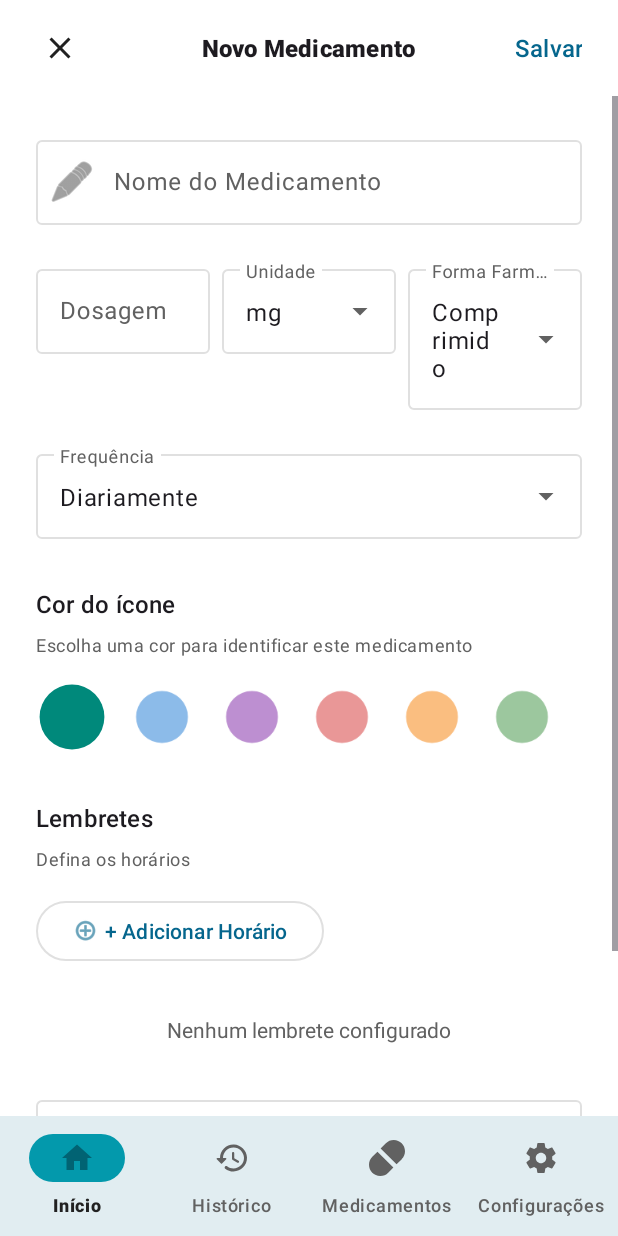
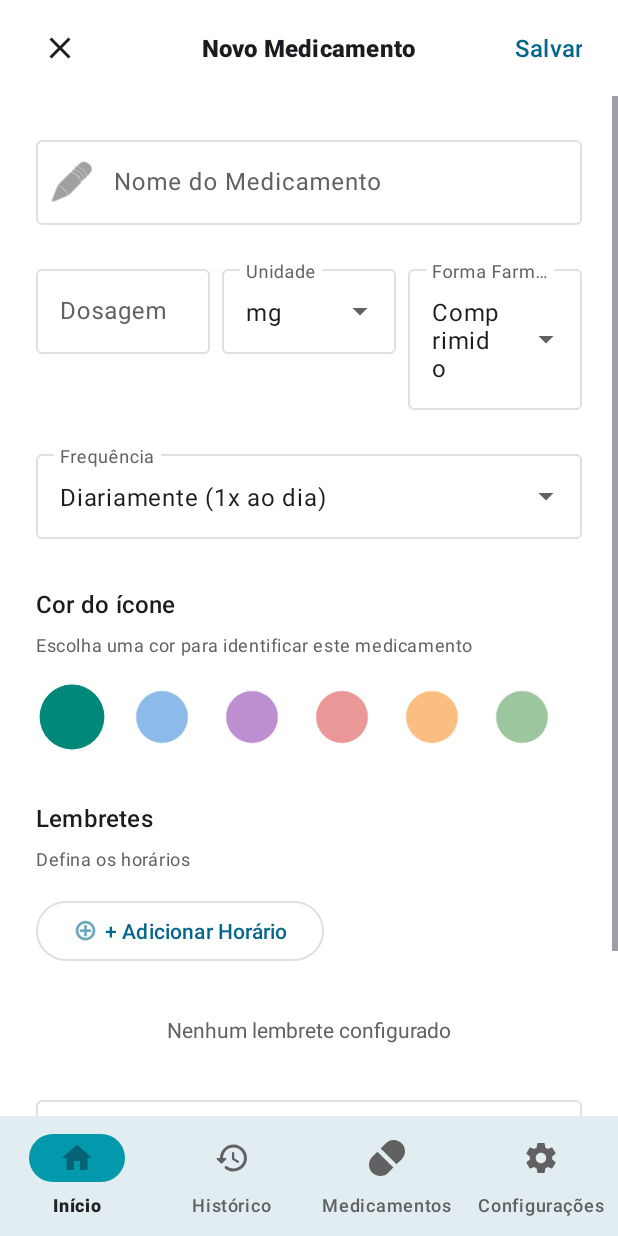
Before and after one commit to gabirusky/DoseCerta, an Android app: the AddMedicationFragment screen opened through its navigation route, on a phone screen of 412 x 824 dp. Run offline under Robolectric (Android 15) with nearby library versions, the phone set to English and light mode, and no system bars; our stand-ins replace Room's generated code, navigation-ui.

Commit message:
Feat: Change Frequency to interval-based options

```diff
--- a/app/src/main/java/com/dosecerta/ui/addmedication/AddMedicationFragment.kt
+++ b/app/src/main/java/com/dosecerta/ui/addmedication/AddMedicationFragment.kt
@@ -107,7 +107,10 @@ class AddMedicationFragment : Fragment() {
         binding.autoCompleteFrequency.setAdapter(frequencyAdapter)
         binding.autoCompleteFrequency.setText(getFrequencyName(Frequency.DAILY), false)
         binding.autoCompleteFrequency.setOnItemClickListener { _, _, position, _ ->
-            viewModel.updateFrequency(Frequency.values()[position])
+            val selectedFrequency = Frequency.values()[position]
+            viewModel.updateFrequency(selectedFrequency)
+            // Auto-generate default reminders if none exist
+            viewModel.generateDefaultReminders(selectedFrequency)
         }
 
         // Color picker
@@ -139,6 +142,7 @@ class AddMedicationFragment : Fragment() {
 
         binding.recyclerTimes.layoutManager = LinearLayoutManager(requireContext())
         binding.recyclerTimes.adapter = timeAdapter
+        binding.recyclerTimes.isNestedScrollingEnabled = false
     }
 
     private fun observeViewModel() {
@@ -211,10 +215,11 @@ class AddMedicationFragment : Fragment() {
     private fun getFrequencyName(frequency: Frequency): String {
         return when (frequency) {
             Frequency.DAILY -> getString(R.string.frequency_daily)
-            Frequency.WEEKLY -> getString(R.string.frequency_weekly)
-            Frequency.MONTHLY -> getString(R.string.frequency_monthly)
+            Frequency.EVERY_4_HOURS -> getString(R.string.frequency_every_4_hours)
+            Frequency.EVERY_6_HOURS -> getString(R.string.frequency_every_6_hours)
+            Frequency.EVERY_8_HOURS -> getString(R.string.frequency_every_8_hours)
+            Frequency.EVERY_12_HOURS -> getString(R.string.frequency_every_12_hours)
             Frequency.AS_NEEDED -> getString(R.string.frequency_as_needed)
-            Frequency.CUSTOM -> getString(R.string.frequency_custom)
         }
     }
 
--- a/app/src/main/java/com/dosecerta/ui/addmedication/ScheduleTimeAdapter.kt
+++ b/app/src/main/java/com/dosecerta/ui/addmedication/ScheduleTimeAdapter.kt
@@ -2,8 +2,6 @@ package com.dosecerta.ui.addmedication
 
 import android.view.LayoutInflater
 import android.view.ViewGroup
-import androidx.recyclerview.widget.DiffUtil
-import androidx.recyclerview.widget.ListAdapter
 import androidx.recyclerview.widget.RecyclerView
 import com.dosecerta.data.model.ScheduleTime
 import com.dosecerta.databinding.ListItemScheduleTimeBinding
@@ -13,7 +11,16 @@ import com.dosecerta.databinding.ListItemScheduleTimeBinding
  */
 class ScheduleTimeAdapter(
     private val onDeleteClick: (ScheduleTime) -> Unit
-) : ListAdapter<ScheduleTime, ScheduleTimeAdapter.TimeViewHolder>(TimeDiffCallback()) {
+) : RecyclerView.Adapter<ScheduleTimeAdapter.TimeViewHolder>() {
+
+    private var items: List<ScheduleTime> = emptyList()
+
+    fun submitList(newItems: List<ScheduleTime>) {
+        items = newItems.toList()
+        notifyDataSetChanged()
+    }
+
+    override fun getItemCount(): Int = items.size
 
     override fun onCreateViewHolder(parent: ViewGroup, viewType: Int): TimeViewHolder {
         val binding = ListItemScheduleTimeBinding.inflate(
@@ -25,7 +32,7 @@ class ScheduleTimeAdapter(
     }
 
     override fun onBindViewHolder(holder: TimeViewHolder, position: Int) {
-        holder.bind(getItem(position))
+        holder.bind(items[position])
     }
 
     class TimeViewHolder(
@@ -44,24 +51,4 @@ class ScheduleTimeAdapter(
             }
         }
     }
-
-    class TimeDiffCallback : DiffUtil.ItemCallback<ScheduleTime>() {
-        override fun areItemsTheSame(oldItem: ScheduleTime, newItem: ScheduleTime): Boolean {
-            // If IDs are 0 (new items), check reference or assume they are different if added separately?
-            // Actually for new items, we can rely on object identity or time if unique.
-            // But if user adds 8:00 twice, we want to distinguish.
-            // For now, ID check is good for existing. For new, maybe time check?
-            return if (oldItem.id != 0L && newItem.id != 0L) {
-                oldItem.id == newItem.id
-            } else {
-                oldItem === newItem // Reference equality for new items? Or just time?
-                // Let's use time for simplicity, assuming user won't add duplicate times.
-                oldItem.timeInMinutes == newItem.timeInMinutes
-            }
-        }
-
-        override fun areContentsTheSame(oldItem: ScheduleTime, newItem: ScheduleTime): Boolean {
-            return oldItem == newItem
-        }
-    }
 }
--- a/app/src/main/res/values/strings.xml
+++ b/app/src/main/res/values/strings.xml
@@ -70,12 +70,12 @@
     <string name="form_spray">Spray</string>
     <string name="form_other">Outro</string>
 
-    <!-- Frequency Options -->
-    <string name="frequency_daily">Diariamente</string>
-    <string name="frequency_weekly">Semanalmente</string>
-    <string name="frequency_monthly">Mensalmente</string>
+    <string name="frequency_daily">Diariamente (1x ao dia)</string>
+    <string name="frequency_every_4_hours">A cada 4 horas (6x ao dia)</string>
+    <string name="frequency_every_6_hours">A cada 6 horas (4x ao dia)</string>
+    <string name="frequency_every_8_hours">A cada 8 horas (3x ao dia)</string>
+    <string name="frequency_every_12_hours">A cada 12 horas (2x ao dia)</string>
     <string name="frequency_as_needed">Conforme necessário</string>
-    <string name="frequency_custom">Personalizado</string>
 
     <!-- History Screen -->
     <string name="history_title">Histórico de Medicamentos</string>
```
Also changed, not shown: app/src/main/java/com/dosecerta/data/model/Enums.kt (+10 -7 lines), app/src/main/java/com/dosecerta/ui/addmedication/AddMedicationViewModel.kt (+28 -0 lines), app/src/main/java/com/dosecerta/ui/medications/MedicationAdapter.kt (+5 -4 lines), 1 other file.
